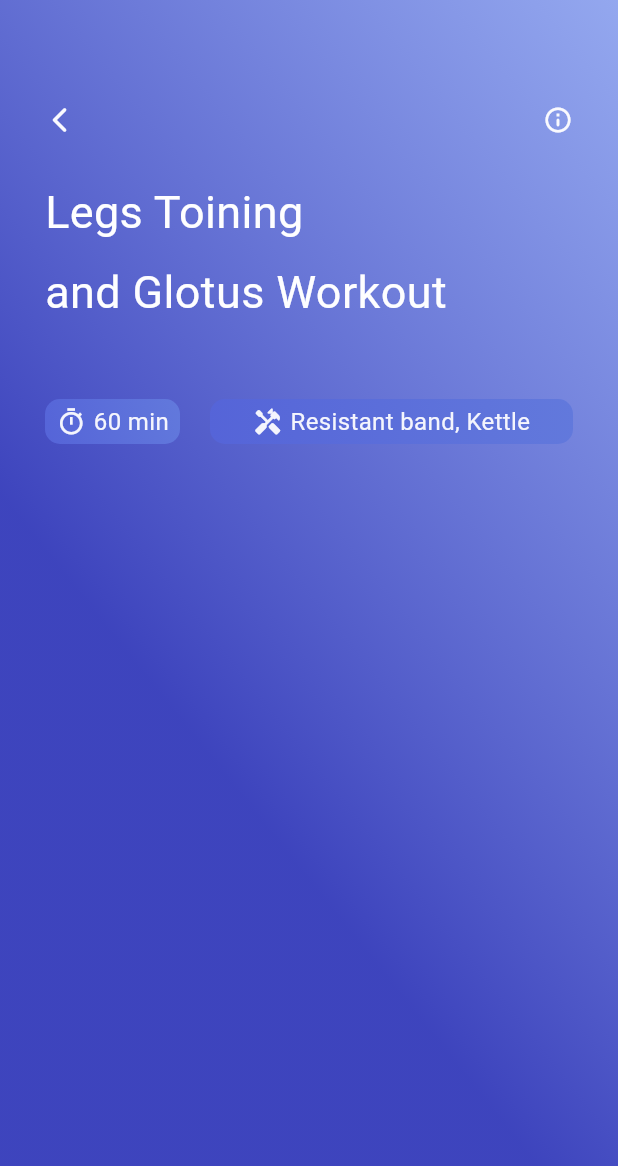
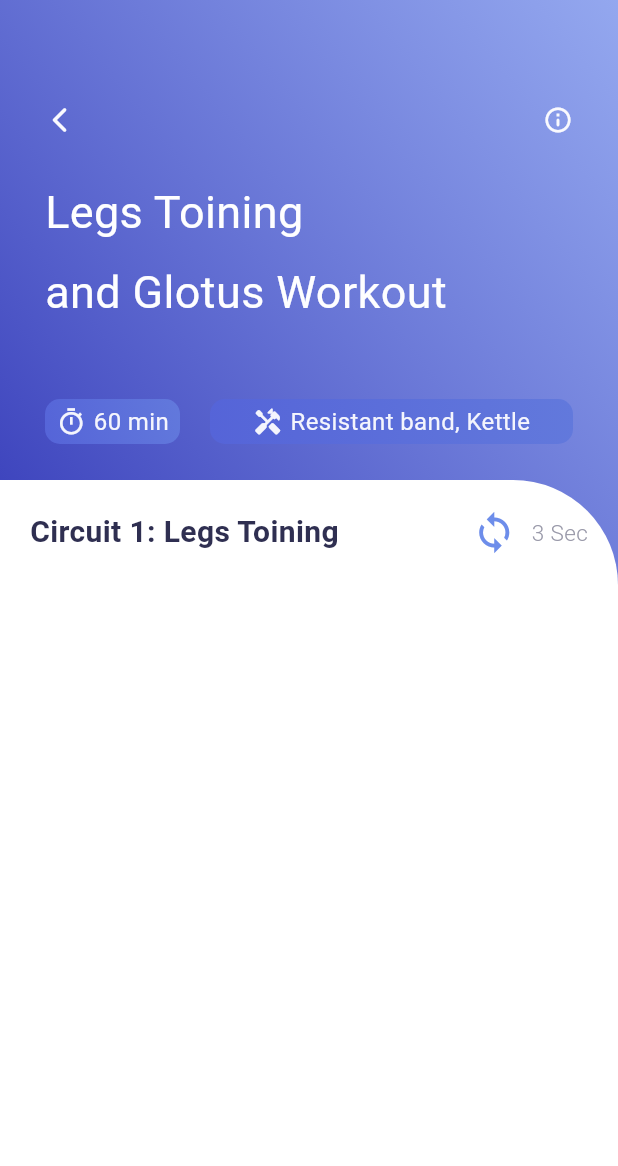
Before and after one commit to Abidstic/Flutter_Trainning_App, a Flutter app: the VideoInfo screen opened directly, on a phone screen of 412 x 824 dp. Shown: the top 1166 px of the screen. Run offline on Flutter 3.47's test engine with Material 2 defaults, Android fonts, the phone set to English and light mode, and no system bars; our stand-ins replace get.

Commit message:
Added get packages and navigation in some parts

```diff
--- a/travel_app/lib/home_page.dart
+++ b/travel_app/lib/home_page.dart
@@ -1,6 +1,8 @@
 import 'dart:convert';
-
 import 'package:flutter/material.dart';
+import 'package:get/get.dart';
+import 'package:get/get_core/src/get_main.dart';
+import 'package:travel_app/video_info.dart';
 import 'color.dart' as customColor;
 
 class HomePage extends StatefulWidget {
@@ -97,10 +99,15 @@ class _HomePageState extends State<HomePage> {
                 const SizedBox(
                   width: 5,
                 ),
-                Icon(
-                  Icons.arrow_forward_outlined,
-                  size: 15,
-                  color: customColor.AppColor.homePageIcons,
+                InkWell(
+                  onTap: () {
+                    Get.to(() => const VideoInfo());
+                  },
+                  child: Icon(
+                    Icons.arrow_forward_outlined,
+                    size: 15,
+                    color: customColor.AppColor.homePageIcons,
+                  ),
                 ),
               ],
             ),
--- a/travel_app/lib/main.dart
+++ b/travel_app/lib/main.dart
@@ -1,9 +1,10 @@
 import 'package:flutter/material.dart';
+import 'package:get/get_navigation/src/root/get_material_app.dart';
+import 'package:travel_app/home_page.dart';
 import 'package:travel_app/video_info.dart';
-import 'home_page.dart';
 
 void main() {
-  runApp(MyApp());
+  runApp(const MyApp());
 }
 
 class MyApp extends StatelessWidget {
@@ -12,7 +13,7 @@ class MyApp extends StatelessWidget {
   //this widget is the root for the whole application
   @override
   Widget build(BuildContext context) {
-    return MaterialApp(
+    return GetMaterialApp(
       title: "Travel App", // name of the app
       debugShowCheckedModeBanner:
           false, //this is used to remove the debug banner on the test device
@@ -21,7 +22,7 @@ class MyApp extends StatelessWidget {
         colorScheme: ColorScheme.fromSeed(seedColor: Colors.blue),
       ),
       //here we have selected a color scheme
-      home: VideoInfo(),
+      home: const HomePage(),
     );
   }
 }
--- a/travel_app/lib/video_info.dart
+++ b/travel_app/lib/video_info.dart
@@ -1,5 +1,8 @@
+import 'dart:convert';
+
 import 'package:flutter/material.dart';
 import 'package:flutter/cupertino.dart';
+import 'package:get/get.dart';
 import 'color.dart' as Color;
 
 class VideoInfo extends StatefulWidget {
@@ -10,6 +13,21 @@ class VideoInfo extends StatefulWidget {
 }
 
 class _VideoInfoState extends State<VideoInfo> {
+  List video_infos = [];
+  _initData() {
+    DefaultAssetBundle.of(context)
+        .loadString("json/videoinfo.json")
+        .then((value) {
+      video_infos = jsonDecode(value);
+    });
+  }
+
+  @override
+  void initState() {
+    super.initState();
+    _initData();
+  }
+
   @override
   Widget build(BuildContext context) {
     return Scaffold(
@@ -39,10 +57,15 @@ class _VideoInfoState extends State<VideoInfo> {
                 children: [
                   Row(
                     children: [
-                      Icon(
-                        Icons.arrow_back_ios_rounded,
-                        size: 20,
-                        color: Color.AppColor.secondPageIconColor,
+                      InkWell(
+                        onTap: () {
+                          Get.back();
+                        },
+                        child: Icon(
+                          Icons.arrow_back_ios_rounded,
+                          size: 20,
+                          color: Color.AppColor.secondPageIconColor,
+                        ),
                       ),
                       Expanded(child: Container()),
                       Icon(
@@ -162,6 +185,67 @@ class _VideoInfoState extends State<VideoInfo> {
                 ],
               ),
             ),
+            const SizedBox(
+              height: 20,
+            ),
+            Expanded(
+              child: Container(
+                decoration: const BoxDecoration(
+                  borderRadius: BorderRadius.only(
+                    topRight: Radius.circular(70),
+                  ),
+                  color: Colors.white,
+                ),
+                child: Column(
+                  children: [
+                    const SizedBox(
+                      height: 20,
+                    ),
+                    Row(
+                      children: [
+                        const SizedBox(
+                          width: 20,
+                        ),
+                        Text(
+                          "Circuit 1: Legs Toining",
+                          style: TextStyle(
+                            fontSize: 20,
+                            fontWeight: FontWeight.bold,
+                            color: Color.AppColor.circuitsColor,
+                          ),
+                        ),
+                        Expanded(
+                          child: Container(),
+                        ),
+                        Row(
+                          children: [
+                            Icon(
+                              Icons.loop,
+                              size: 30,
+                              color: Color.AppColor.loopColor,
+                            ),
+                            const SizedBox(
+                              width: 10,
+                            ),
+                            Text(
+                              "3 Sec",
+                              style: TextStyle(
+                                fontSize: 15,
+                                fontWeight: FontWeight.w300,
+                                color: Color.AppColor.setsColor,
+                              ),
+                            )
+                          ],
+                        ),
+                        const SizedBox(
+                          width: 20,
+                        ),
+                      ],
+                    ),
+                  ],
+                ),
+              ),
+            ),
           ],
         ),
       ),
--- a/travel_app/pubspec.yaml
+++ b/travel_app/pubspec.yaml
@@ -34,6 +34,7 @@ dependencies:
     # The following adds the Cupertino Icons font to your application.
     # Use with the CupertinoIcons class for iOS style icons.
     cupertino_icons: ^1.0.2
+    get:
 
 dev_dependencies:
     flutter_test:
```
Also changed, not shown: travel_app/pubspec.lock.
